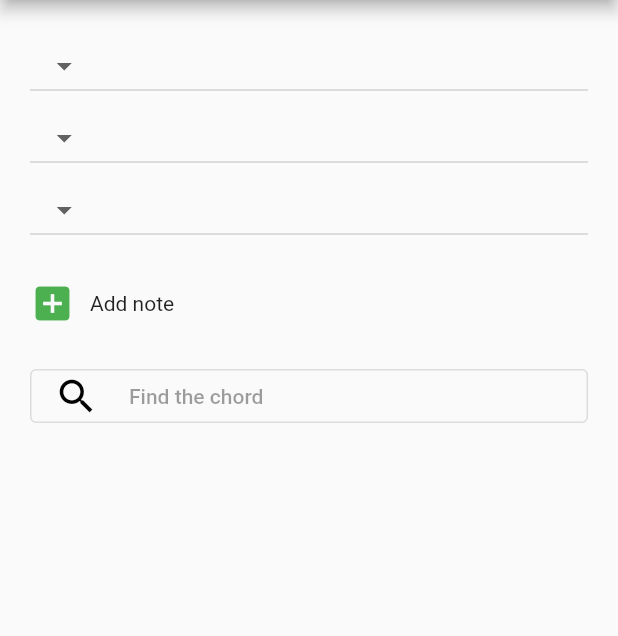
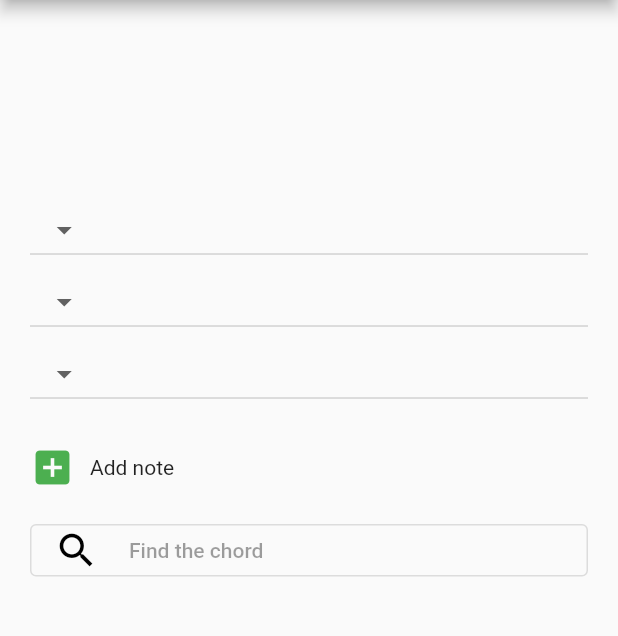
Before and after one commit to crispim1411/get_the_chord_app, a Flutter app: the screen it shows after launch, on a phone screen of 412 x 824 dp, the part 84-720 px from its top. Run offline on Flutter 3.47's test engine with Material 2 defaults, Android fonts, the phone set to English and light mode, and no system bars.

Commit message:
body app

```diff
--- a/lib/main.dart
+++ b/lib/main.dart
@@ -46,9 +46,17 @@ class _MyPage extends State<MyPage> {
           ),
         ],
       ),
-      body: ListView(
-        padding: const EdgeInsets.all(20),
-        children: <Widget>[
+      body: Align(
+        child: AspectRatio(
+          aspectRatio: 3 / 4,
+          child: bodyApp(),
+        ),
+      ),
+    );
+  }
+
+  Widget bodyApp() {
+    return ListView(padding: const EdgeInsets.all(20), children: <Widget>[
       // Notes
       ListView.builder(
         shrinkWrap: true,
@@ -59,13 +67,12 @@ class _MyPage extends State<MyPage> {
       const Padding(padding: EdgeInsets.all(10)),
       // Add note row, collapses if 4 notes
       Visibility(
-            visible: _rowsCounter > 3 ? false : true,
+        visible: _rowsCounter > 6 ? false : true,
         child: Row(
           mainAxisAlignment: MainAxisAlignment.start,
           children: [
             GestureDetector(
-                  child:
-                      const Icon(Icons.add_box, size: 30, color: Colors.green),
+              child: const Icon(Icons.add_box, size: 30, color: Colors.green),
               onTap: () {
                 setState(() {
                   _rowsCounter += 1;
@@ -81,8 +88,11 @@ class _MyPage extends State<MyPage> {
       ),
       // Padding
       const Padding(padding: EdgeInsets.all(10)),
-          // Chord
-          OutlinedButton(
+      // Chord Button
+      Container(
+          height: 35,
+          decoration: BoxDecoration(borderRadius: BorderRadius.circular(10)),
+          child: OutlinedButton(
               onPressed: _selectedNotes.length < 3
                   ? null
                   : () {
@@ -94,12 +104,8 @@ class _MyPage extends State<MyPage> {
                     Icon(Icons.search, size: 30, color: Colors.black),
                     Padding(padding: EdgeInsets.all(10)),
                     Text('Find the chord'),
-              ],
-            ),
-          )
-        ],
-      ),
-    );
+                  ])))
+    ]);
   }
 
   Widget notesComboBox(int index) {
```
Lines whose indentation alone changed are shown as unchanged.
